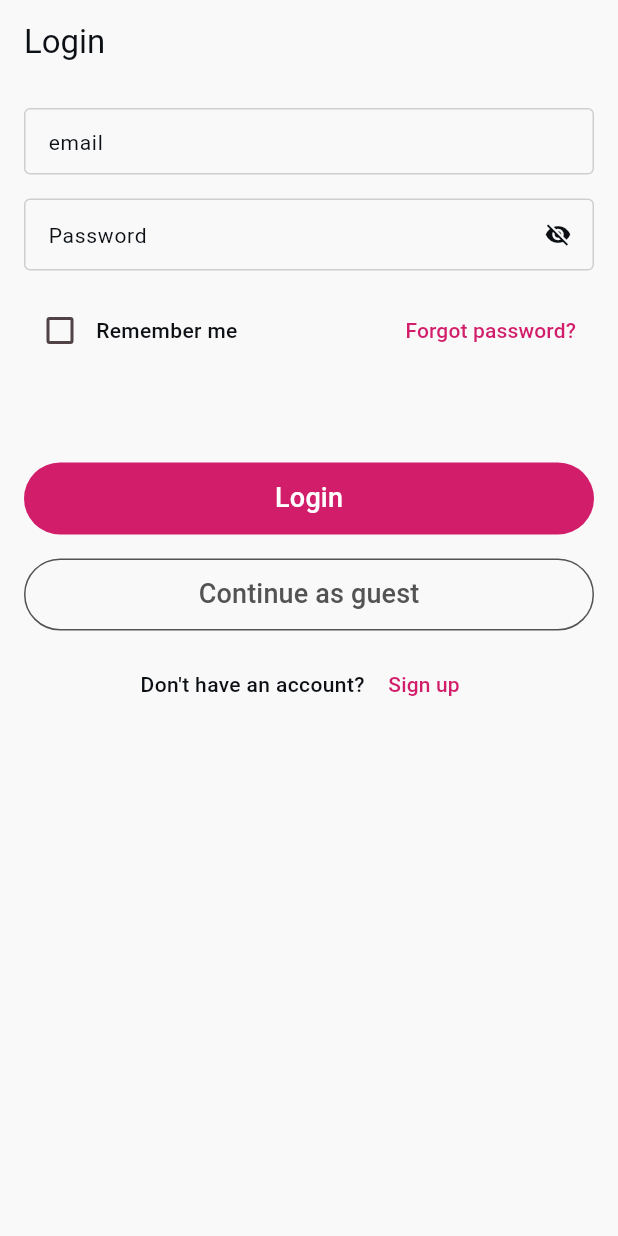
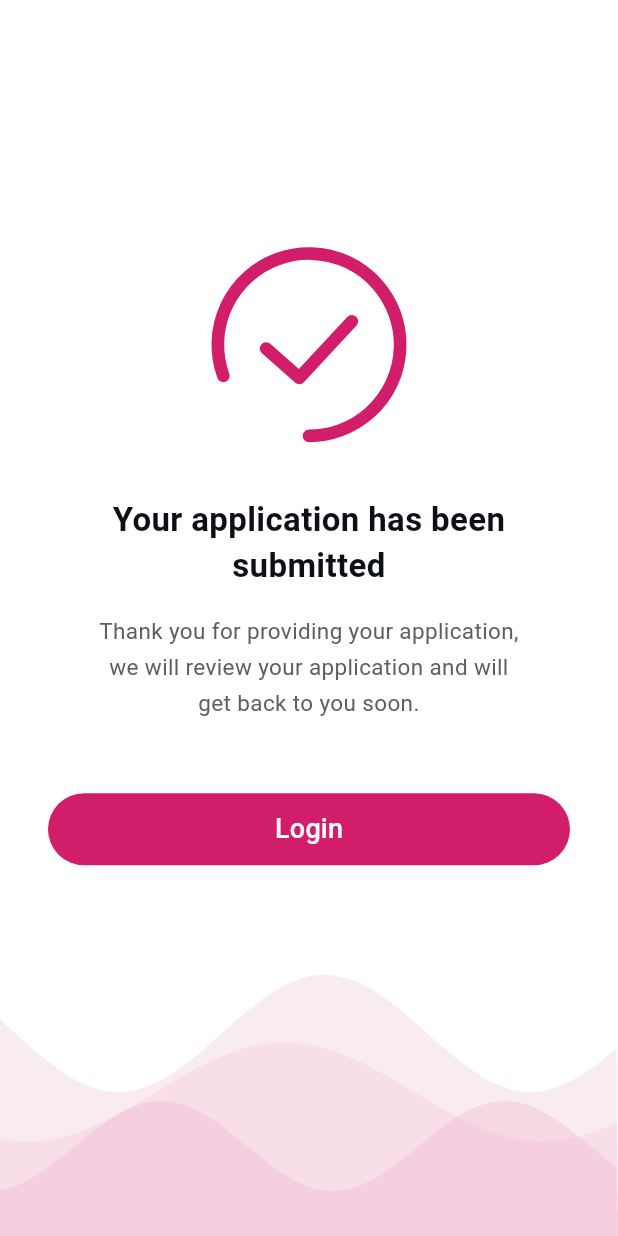
Before and after one commit to gaser014/track_flower_app, a Flutter app: the screen it shows after launch, on a phone screen of 412 x 824 dp. Run offline on Flutter 3.47's test engine with Material 3 defaults, Android fonts, the phone set to English and light mode, and no system bars; our stand-ins replace cached_network_image, dio, easy_localization, equatable, firebase_crashlytics, firebase_messaging and 17 more; missing offline and left inert: $pkg, ${config.projectConfig.packageName}; accounts and stored records are empty; generated files the repository leaves out were written again; Roboto replaces fonts that are missing (RobotoEnglish).

Commit message:
feat:Application Approved

```diff
--- a/lib/core/routes/app_routes.dart
+++ b/lib/core/routes/app_routes.dart
@@ -7,6 +7,7 @@ import 'package:track_flowers_app/features/login/presentation/view/pages/login_p
 import 'package:track_flowers_app/features/spalsh/splash_page.dart';
 import 'package:track_flowers_app/features/main/presentation/screens/main_view.dart';
 import 'package:flutter/cupertino.dart';
+import 'package:track_flowers_app/features/auth_module/presentation/view/pages/application_submitted_page.dart';
 
 import 'package:go_router/go_router.dart';
 
@@ -200,7 +201,7 @@ class _PageBasedPageRoute<T> extends PageRoute<T> {
 
 abstract class AppRoutes {
   static final GoRouter router = GoRouter(
-    initialLocation: Routes.splash,
+    initialLocation: Routes.applicationSubmitted,
     routes: [
       GoRoute(
         path: Routes.main,
@@ -209,6 +210,14 @@ abstract class AppRoutes {
           child: const MainView(),
           animationType: AnimationType.fade,
         ),
+      ),
+
+      GoRoute(
+        path: Routes.applicationSubmitted,
+        name: Routes.applicationSubmitted,
+        builder: (BuildContext context, GoRouterState state) {
+          return const ApplicationSubmittedPage();
+        },
       ),
 
       GoRoute(
--- a/lib/core/routes/routes.dart
+++ b/lib/core/routes/routes.dart
@@ -14,4 +14,5 @@ abstract class Routes {
   static const String profile = "/profile";
   static const String home = "/home";
   static const String occasionPage = "/occasion";
+  static const String applicationSubmitted = "/application-submitted";
 }
--- a/lib/core/values/app_strings.dart
+++ b/lib/core/values/app_strings.dart
@@ -205,6 +205,10 @@ class AppStrings {
   static const String viewAll = "View All";
   static const String deliverTo = "Deliver to";
   static const String egp = "EGP";
+  static const String yourApplicationHasBeenSubmitted =
+      "Your application has been submitted";
+  static const String thankYouForProvidingYourApplication =
+      "Thank you for providing your application,\nwe will review your application and will\nget back to you soon.";
 
   // Category Names
   static const String flowers = "Flowers";
--- /dev/null
+++ b/lib/features/auth_module/presentation/view/pages/application_submitted_page.dart
@@ -0,0 +1,248 @@
+import 'dart:math';
+
+import 'package:flutter/material.dart';
+import 'package:go_router/go_router.dart';
+import 'package:track_flowers_app/core/routes/routes.dart';
+import 'package:track_flowers_app/core/values/app_colors.dart';
+import 'package:track_flowers_app/core/values/app_font_style.dart';
+import 'package:track_flowers_app/core/values/app_strings.dart';
+import 'package:track_flowers_app/core/widgets/custom_button.dart';
+
+class ApplicationSubmittedPage extends StatelessWidget {
+  const ApplicationSubmittedPage({super.key});
+
+  @override
+  Widget build(BuildContext context) {
+    return Scaffold(
+      backgroundColor: Colors.white,
+      body: Stack(
+        children: [
+          const Positioned(
+            bottom: 0,
+            left: 0,
+            right: 0,
+            child: SizedBox(height: 300, child: AnimatedWavesBackground()),
+          ),
+
+          SafeArea(
+            child: Padding(
+              padding: const EdgeInsets.symmetric(horizontal: 32.0),
+              child: Column(
+                mainAxisAlignment: MainAxisAlignment.center,
+                crossAxisAlignment: CrossAxisAlignment.center,
+                children: [
+                  const Spacer(flex: 2),
+
+                  CustomPaint(
+                    size: const Size(130, 130),
+                    painter: _CheckCirclePainter(),
+                  ),
+
+                  const SizedBox(height: 36),
+
+                  Text(
+                    AppStrings.yourApplicationHasBeenSubmitted,
+                    textAlign: TextAlign.center,
+                    style: AppFontStyle.bold22(
+                      context: context,
+                    ).copyWith(color: AppColors.black0C, height: 1.4),
+                  ),
+
+                  const SizedBox(height: 16),
+
+                  // Subtitle
+                  Text(
+                    AppStrings.thankYouForProvidingYourApplication,
+                    textAlign: TextAlign.center,
+                    style: AppFontStyle.regular15(
+                      context: context,
+                    ).copyWith(color: AppColors.black5D, height: 1.6),
+                  ),
+
+                  const SizedBox(height: 48),
+
+                  // Login Button
+                  CustomButton(
+                    text: "Login",
+                    onPressed: () {
+                      context.go(Routes.login);
+                    },
+                  ),
+
+                  const Spacer(flex: 3),
+                ],
+              ),
+            ),
+          ),
+        ],
+      ),
+    );
+  }
+}
+
+// Custom painter for the pink check circle
+class _CheckCirclePainter extends CustomPainter {
+  @override
+  void paint(Canvas canvas, Size size) {
+    final center = Offset(size.width / 2, size.height / 2);
+    final radius = size.width / 2;
+    final strokeWidth = size.width * 0.065;
+
+    final circlePaint = Paint()
+      ..color = AppColors.primerColor
+      ..style = PaintingStyle.stroke
+      ..strokeWidth = strokeWidth
+      ..strokeCap = StrokeCap.round;
+
+    canvas.drawArc(
+      Rect.fromCircle(center: center, radius: radius - strokeWidth / 2),
+      _toRad(-200),
+      _toRad(290),
+      false,
+      circlePaint,
+    );
+
+    // Draw checkmark
+    final checkPaint = Paint()
+      ..color = AppColors.primerColor
+      ..style = PaintingStyle.stroke
+      ..strokeWidth = strokeWidth
+      ..strokeCap = StrokeCap.round
+      ..strokeJoin = StrokeJoin.round;
+
+    final checkPath = Path();
+    // Start point of tick
+    checkPath.moveTo(size.width * 0.28, size.height * 0.52);
+    // Mid point (bottom of tick)
+    checkPath.lineTo(size.width * 0.45, size.height * 0.67);
+    // End point (top-right of tick)
+    checkPath.lineTo(size.width * 0.72, size.height * 0.38);
+
+    canvas.drawPath(checkPath, checkPaint);
+  }
+
+  double _toRad(double degrees) => degrees * pi / 180;
+
+  @override
+  bool shouldRepaint(covariant CustomPainter oldDelegate) => false;
+}
+
+// Animated Waves Widget
+class AnimatedWavesBackground extends StatefulWidget {
+  const AnimatedWavesBackground({super.key});
+
+  @override
+  State<AnimatedWavesBackground> createState() =>
+      _AnimatedWavesBackgroundState();
+}
+
+class _AnimatedWavesBackgroundState extends State<AnimatedWavesBackground>
+    with SingleTickerProviderStateMixin {
+  late AnimationController _controller;
+
+  @override
+  void initState() {
+    super.initState();
+    _controller = AnimationController(
+      vsync: this,
+      duration: const Duration(seconds: 8), // Slower = less CPU
+    )..repeat();
+  }
+
+  @override
+  void dispose() {
+    _controller.dispose();
+    super.dispose();
+  }
+
+  @override
+  Widget build(BuildContext context) {
+    return AnimatedBuilder(
+      animation: _controller,
+      builder: (context, child) {
+        return CustomPaint(
+          size: Size(MediaQuery.of(context).size.width, 300),
+          painter: _WavesPainter(_controller.value),
+        );
+      },
+    );
+  }
+}
+
+class _WavesPainter extends CustomPainter {
+  final double animValue;
+
+  _WavesPainter(this.animValue);
+
+  @override
+  void paint(Canvas canvas, Size size) {
+    final double shift = animValue * 2 * pi;
+
+    // Back wave — lightest
+    _drawWave(
+      canvas,
+      size,
+      color: const Color(0xffF9ECF0),
+      yBase: 0.55,
+      amplitude: 0.13,
+      frequency: 1.5,
+      phaseShift: shift,
+    );
+
+    // Middle wave
+    _drawWave(
+      canvas,
+      size,
+      color: const Color(0xffF6D2E1).withValues(alpha: 0.55),
+      yBase: 0.68,
+      amplitude: 0.11,
+      frequency: 1.2,
+      phaseShift: -shift + 1.0,
+    );
+
+    // Front wave — most opaque
+    _drawWave(
+      canvas,
+      size,
+      color: const Color(0xffF0B4CD).withValues(alpha: 0.35),
+      yBase: 0.80,
+      amplitude: 0.10,
+      frequency: 1.8,
+      phaseShift: shift + 2.0,
+    );
+  }
+
+  void _drawWave(
+    Canvas canvas,
+    Size size, {
+    required Color color,
+    required double yBase,
+    required double amplitude,
+    required double frequency,
+    required double phaseShift,
+  }) {
+    final paint = Paint()
+      ..color = color
+      ..style = PaintingStyle.fill;
+
+    final path = Path();
+    path.moveTo(0, size.height);
+
+    for (double x = 0; x <= size.width; x += 3) {
+      final y =
+          size.height * yBase +
+          sin((x / size.width) * frequency * 2 * pi + phaseShift) *
+              size.height *
+              amplitude;
+      path.lineTo(x, y);
+    }
+
+    path.lineTo(size.width, size.height);
+    path.close();
+
+    canvas.drawPath(path, paint);
+  }
+
+  @override
+  bool shouldRepaint(covariant _WavesPainter old) => old.animValue != animValue;
+}
```
Also changed, not shown: 1 other file.
